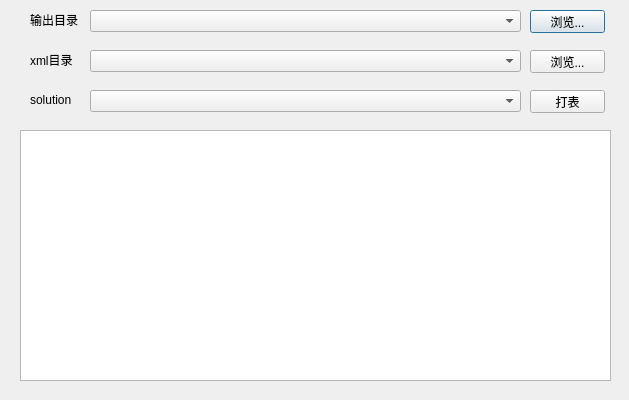
The window that Tools/ExcelExport/qtexcel/maindialog.ui (PoojaShahapur/unitygame) describes before a commit, drawn with Qt 5.
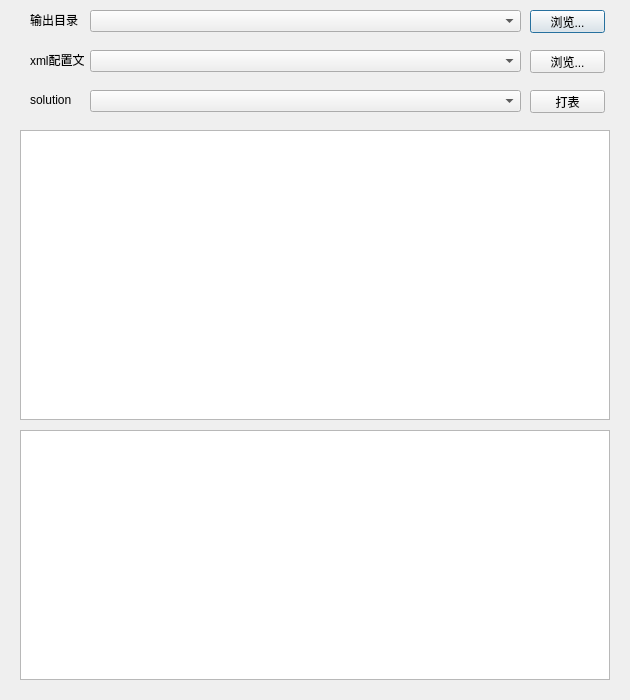
The same window after the commit.

Patch:
```diff
--- a/Tools/ExcelExport/qtexcel/maindialog.ui
+++ b/Tools/ExcelExport/qtexcel/maindialog.ui
@@ -6,8 +6,8 @@
    <rect>
     <x>0</x>
     <y>0</y>
-    <width>629</width>
-    <height>400</height>
+    <width>630</width>
+    <height>700</height>
    </rect>
   </property>
   <property name="windowTitle">
@@ -59,7 +59,7 @@
     </rect>
    </property>
    <property name="text">
-    <string>xml目录</string>
+    <string>xml配置文件</string>
    </property>
   </widget>
   <widget class="QComboBox" name="comboBoxOutputXml">
@@ -125,15 +125,25 @@
    <property name="geometry">
     <rect>
      <x>20</x>
-     <y>130</y>
-     <width>591</width>
-     <height>251</height>
+     <y>430</y>
+     <width>590</width>
+     <height>250</height>
     </rect>
    </property>
    <property name="readOnly">
     <bool>true</bool>
    </property>
   </widget>
+  <widget class="QListWidget" name="TableListWidget">
+   <property name="geometry">
+    <rect>
+     <x>20</x>
+     <y>130</y>
+     <width>590</width>
+     <height>290</height>
+    </rect>
+   </property>
+  </widget>
  </widget>
  <resources/>
  <connections/>
```
